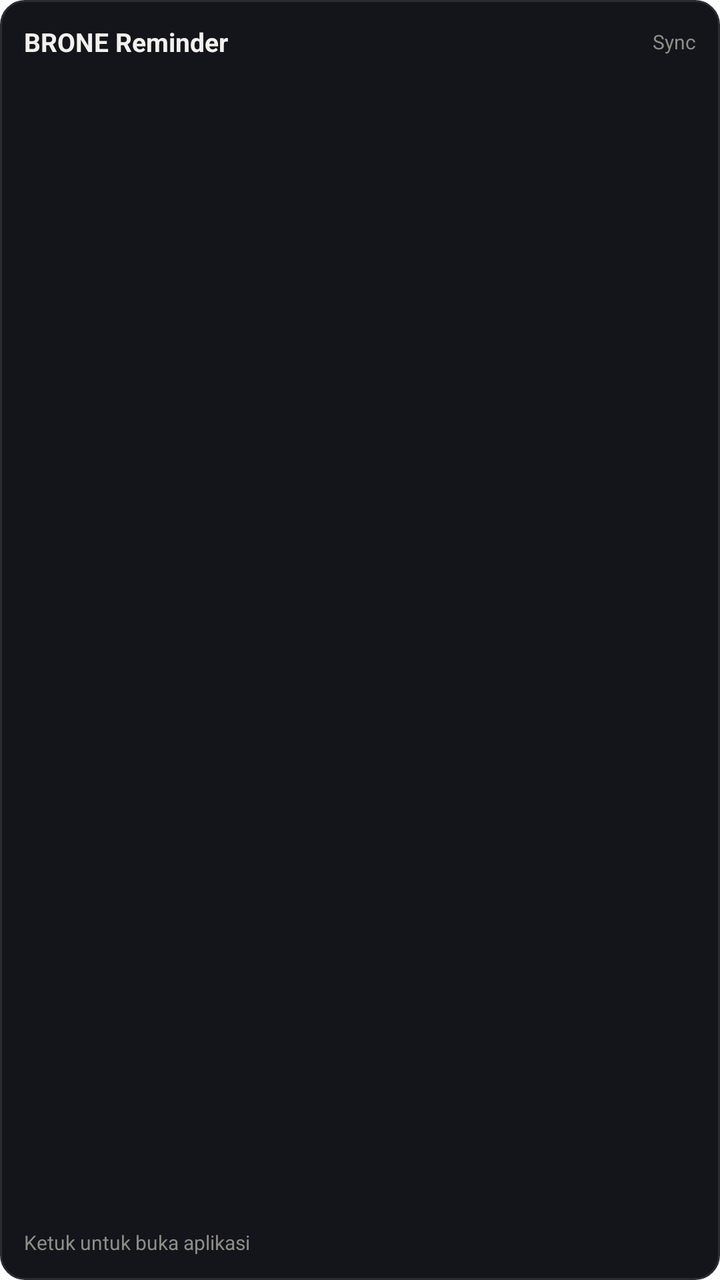
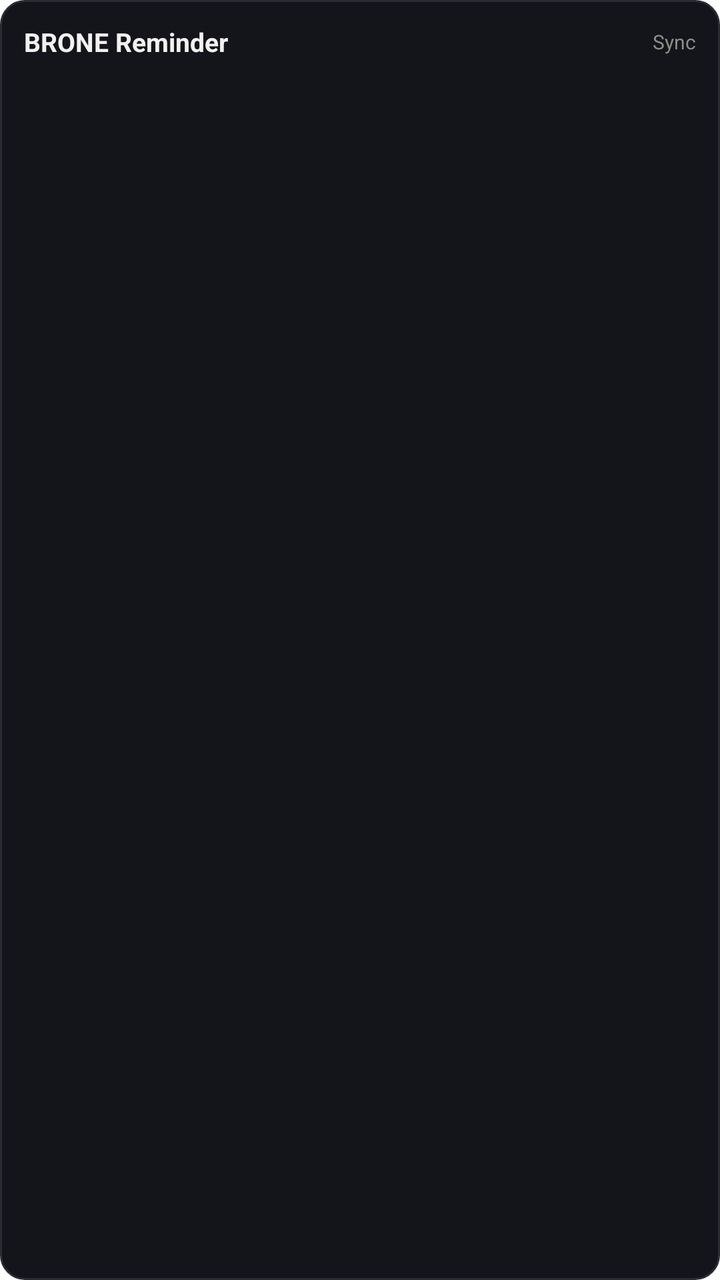

Before-and-after screenshots of an Android layout around one commit, followed by the original layout XML and the change that was made.
<!-- AndroidManifest.xml: application theme Theme.reminder_widget -->
<!-- res/layout/widget_reminder_layout.xml -->
<?xml version="1.0" encoding="utf-8"?>
<LinearLayout xmlns:android="http://schemas.android.com/apk/res/android"
    android:id="@+id/widget_root"
    android:layout_width="match_parent"
    android:layout_height="match_parent"
    android:background="@drawable/widget_background"
    android:orientation="vertical"
    android:padding="12dp">

    
    <LinearLayout
        android:layout_width="match_parent"
        android:layout_height="wrap_content"
        android:gravity="center_vertical"
        android:orientation="horizontal"
        android:paddingBottom="8dp">

        <TextView
            android:layout_width="0dp"
            android:layout_height="wrap_content"
            android:layout_weight="1"
            android:text="BRONE Reminder"
            android:textColor="#F2F1EE"
            android:textSize="13sp"
            android:textStyle="bold" />

        <TextView
            android:id="@+id/widget_sync_time"
            android:layout_width="wrap_content"
            android:layout_height="wrap_content"
            android:text="Sync"
            android:textColor="#8E8D88"
            android:textSize="10sp" />
    </LinearLayout>

    
    <LinearLayout
        android:id="@+id/widget_hero"
        android:layout_width="match_parent"
        android:layout_height="wrap_content"
        android:orientation="vertical"
        android:paddingBottom="6dp"
        android:visibility="gone">

        <TextView
            android:id="@+id/widget_hero_count"
            android:layout_width="wrap_content"
            android:layout_height="wrap_content"
            android:fontFamily="monospace"
            android:textColor="#D66161"
            android:textSize="20sp"
            android:textStyle="bold" />

        <TextView
            android:id="@+id/widget_hero_sub"
            android:layout_width="wrap_content"
            android:layout_height="wrap_content"
            android:layout_marginTop="2dp"
            android:ellipsize="end"
            android:maxLines="2"
            android:textColor="#B8B6B0"
            android:textSize="11sp" />
    </LinearLayout>

    
    <ListView
        android:id="@+id/widget_task_list"
        android:layout_width="match_parent"
        android:layout_height="0dp"
        android:layout_weight="1"
        android:divider="@null"
        android:dividerHeight="0dp"
        android:scrollbars="none" />

    
    <LinearLayout
        android:id="@+id/widget_empty_view"
        android:layout_width="match_parent"
        android:layout_height="0dp"
        android:layout_weight="1"
        android:gravity="center"
        android:orientation="vertical"
        android:visibility="gone">

        <TextView
            android:layout_width="wrap_content"
            android:layout_height="wrap_content"
            android:text="Tidak ada deadline mendekat"
            android:textColor="#8E8D88"
            android:textSize="12sp"
            android:textStyle="bold" />

        <TextView
            android:layout_width="wrap_content"
            android:layout_height="wrap_content"
            android:layout_marginTop="2dp"
            android:text="Buka aplikasi untuk sinkronisasi"
            android:textColor="#8E8D88"
            android:textSize="10sp" />
    </LinearLayout>

    <TextView
        android:layout_width="wrap_content"
        android:layout_height="wrap_content"
        android:layout_marginTop="4dp"
        android:text="Ketuk untuk buka aplikasi"
        android:textColor="#8E8D88"
        android:textSize="10sp" />

</LinearLayout>
<!-- resources referenced by this layout -->
<resources>
  <!-- drawable widget_background (drawable) -->
  <?xml version="1.0" encoding="utf-8"?>
  <shape xmlns:android="http://schemas.android.com/apk/res/android"
      android:shape="rectangle">
      <solid android:color="#14151A" />
      <stroke
          android:width="1dp"
          android:color="#2A2B33" />
      <corners android:radius="12dp" />
  </shape>
  <style name="Theme.reminder_widget" parent="Theme.MaterialComponents.DayNight.NoActionBar">
          <item name="android:statusBarColor">@android:color/transparent</item>
          <item name="android:windowLightStatusBar">true</item>
      </style>
</resources>

<!-- the commit's change to res/layout/widget_reminder_layout.xml (unified diff, before → after) -->
@@ -99,12 +99,4 @@
             android:textSize="10sp" />
     </LinearLayout>
 
-    <TextView
-        android:layout_width="wrap_content"
-        android:layout_height="wrap_content"
-        android:layout_marginTop="4dp"
-        android:text="Ketuk untuk buka aplikasi"
-        android:textColor="#8E8D88"
-        android:textSize="10sp" />
-
 </LinearLayout>
